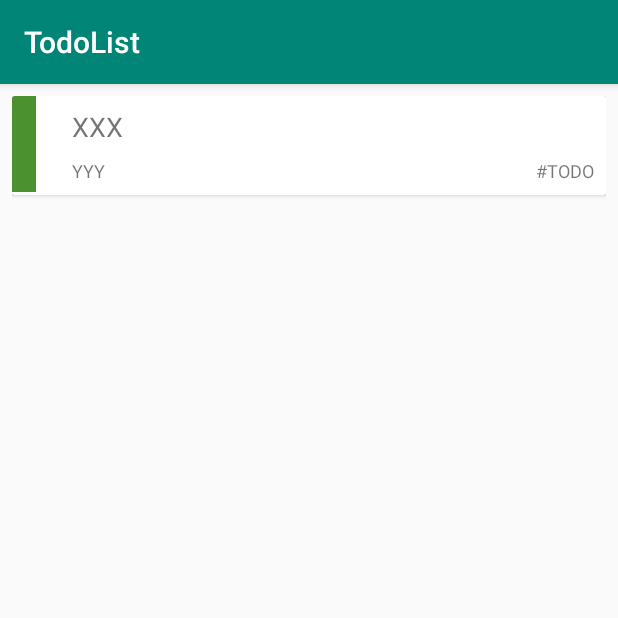
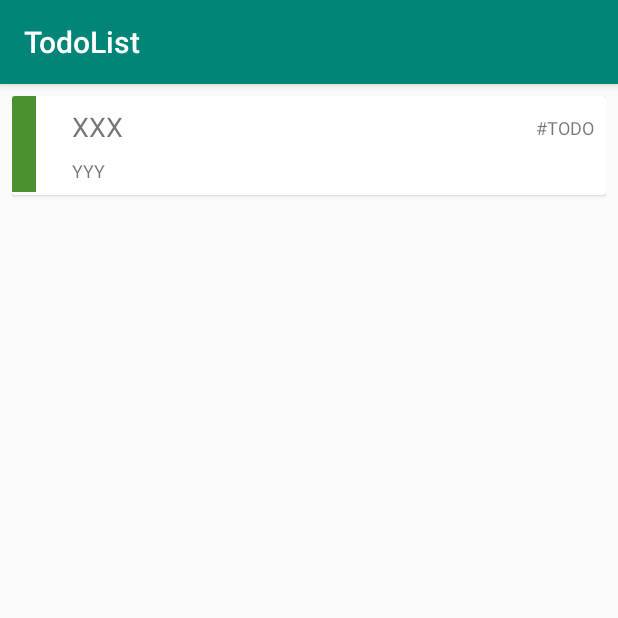
Before and after one commit to frealka/TodoList, an Android app: the screen it shows after launch (MainActivity), on a phone screen of 412 x 824 dp, the top half of it. Run offline under Robolectric (Android 15) with nearby library versions, the phone set to English and light mode, and no system bars.

```diff
--- a/app/src/main/java/com/example/agata/todolist/CardItem.kt
+++ b/app/src/main/java/com/example/agata/todolist/CardItem.kt
@@ -8,6 +8,4 @@ class CardItem(title: String, content: String, deadline: String, taskPriority: S
     val content = content
     val deadline : LocalDate = LocalDate.parse(deadline, DateTimeFormatter.ofPattern("dd.MM.yyyy"))
     val taskPriority: String = taskPriority
-
-
 }
--- a/app/src/main/java/com/example/agata/todolist/ItemCardViewHolder.kt
+++ b/app/src/main/java/com/example/agata/todolist/ItemCardViewHolder.kt
@@ -9,7 +9,7 @@ import android.widget.ImageView
 import android.widget.TextView
 
 class ItemCardViewHolder(inflater: LayoutInflater, parent: ViewGroup) :
-        RecyclerView.ViewHolder(inflater.inflate(R.layout.item_card, parent, false)){
+        RecyclerView.ViewHolder(inflater.inflate(R.layout.item_card, parent, false)) {
 
     private var title : TextView? = null
     private var content : TextView? = null
--- a/app/src/main/java/com/example/agata/todolist/MainActivity.kt
+++ b/app/src/main/java/com/example/agata/todolist/MainActivity.kt
@@ -45,9 +45,6 @@ class MainActivity : AppCompatActivity() {
                     data.getStringExtra("priority")
                 )
                 todoAdapter.insert(item)
-
-                Log.d(TAG, todoAdapter.toString())
-                Log.d(TAG, recyclerView.adapter.toString())
             }
         }
     }
--- a/app/src/main/res/layout/item_card.xml
+++ b/app/src/main/res/layout/item_card.xml
@@ -1,18 +1,20 @@
 <?xml version="1.0" encoding="utf-8"?>
 <android.support.v7.widget.CardView
         xmlns:android="http://schemas.android.com/apk/res/android"
-        xmlns:app="http://schemas.android.com/apk/res-auto" android:layout_width="match_parent"
+        xmlns:app="http://schemas.android.com/apk/res-auto"
+        xmlns:tools="http://schemas.android.com/tools" android:layout_width="match_parent"
         android:layout_height="wrap_content">
 <LinearLayout android:layout_width="match_parent" android:layout_height="wrap_content">
     <ImageView
             android:id="@+id/cardImageView"
             android:layout_width="16dp"
-            android:layout_height="64dp"
+            android:layout_height="match_parent"
+            android:layout_marginBottom="2dp"
             android:background="@color/colorPrimary"/>
     <android.support.constraint.ConstraintLayout
             android:layout_width="match_parent"
             android:layout_height="wrap_content"
-            android:layout_marginStart="16dp">
+            android:layout_marginStart="16dp" android:id="@+id/cardItem">
         <TextView
                 android:layout_width="wrap_content"
                 android:layout_height="25dp"
@@ -42,10 +44,10 @@
                 android:text="27.03.2019"
                 android:textSize="12sp"
                 android:layout_gravity="right"
+                android:layout_marginEnd="8dp"
                 app:layout_constraintEnd_toEndOf="parent"
-                android:layout_marginEnd="8dp"
-                android:layout_marginBottom="8dp"
-                app:layout_constraintBottom_toBottomOf="parent"/>
+                app:layout_constraintBottom_toBottomOf="@+id/titleTextView"
+                app:layout_constraintTop_toTopOf="@+id/titleTextView"/>
     </android.support.constraint.ConstraintLayout>
 </LinearLayout>
 </android.support.v7.widget.CardView>
```
Also changed, not shown: app/src/main/java/com/example/agata/todolist/RecyclerViewAdapter.kt (+7 -4 lines).
